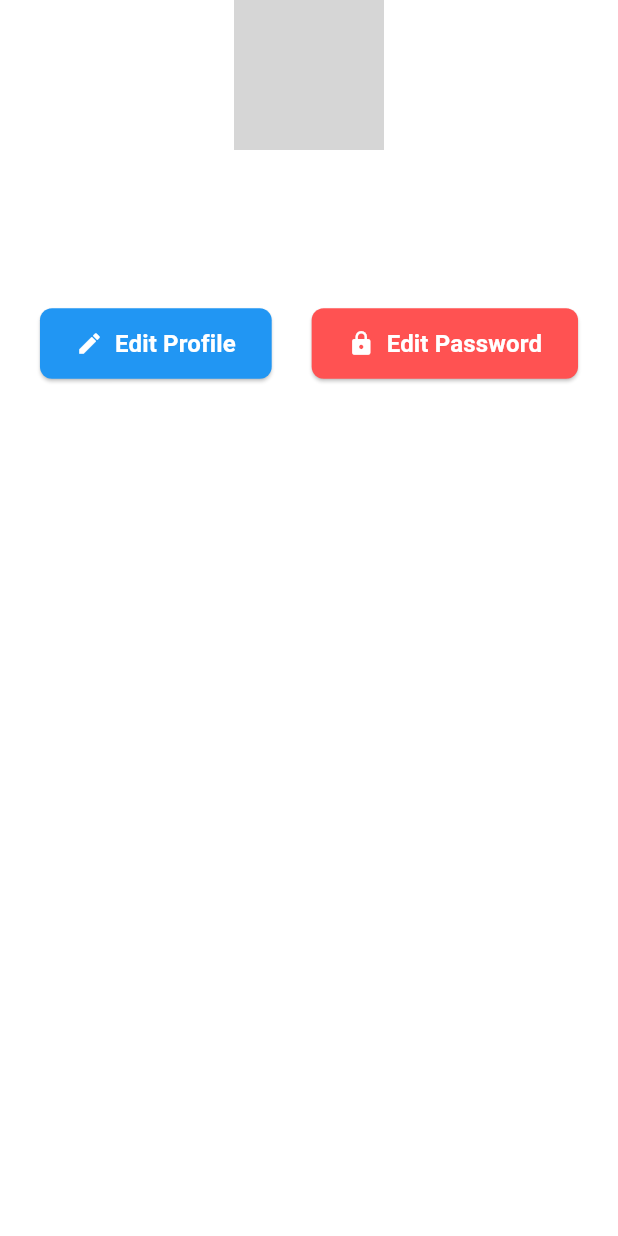
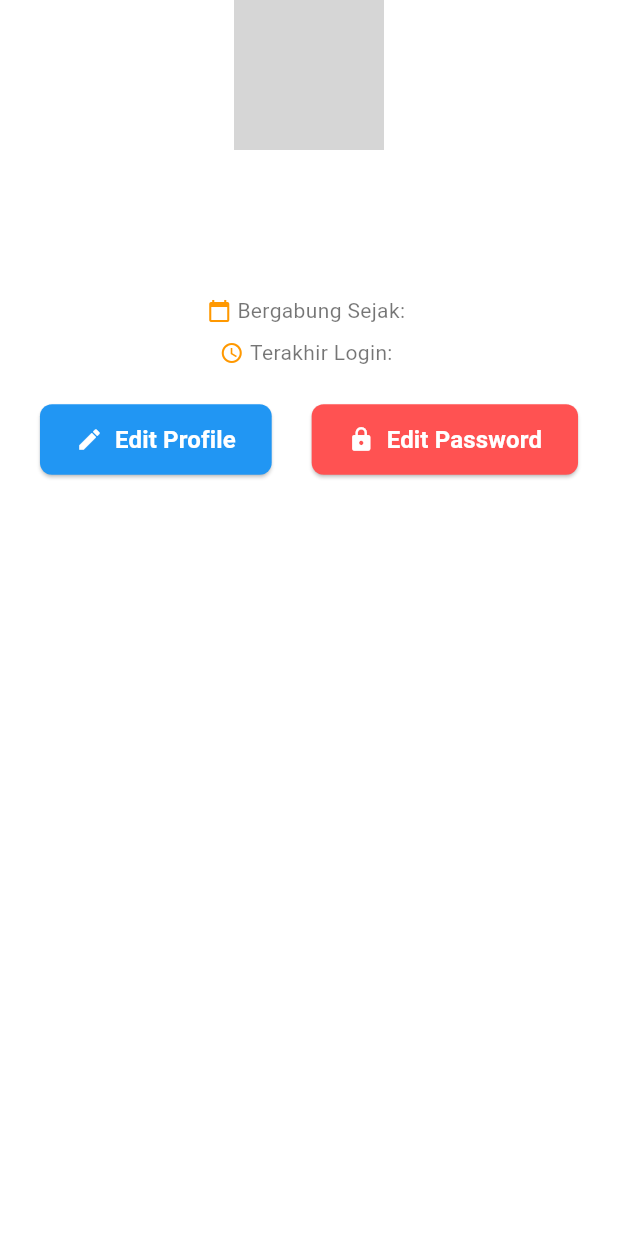
Before and after one commit to TechWorkProgrammer/YummyYogyaNew, a Flutter app: the ProfileHeader widget shown alone on an empty page, opened directly with empty values, on a phone screen of 412 x 824 dp. Run offline on Flutter 3.47's test engine with Material 3 defaults, Android fonts, the phone set to English and light mode, and no system bars; our stand-ins replace shared_preferences; missing offline and left inert: pbp_django_auth; accounts and stored records are empty; network calls fail; grey boxes are pictures that could not be loaded.

Commit message:
Update: Add Last login and Created date on profile

```diff
--- a/yummyogyamobile/lib/profilepage/components/profile_header.dart
+++ b/yummyogyamobile/lib/profilepage/components/profile_header.dart
@@ -38,6 +38,30 @@ class ProfileHeader extends StatelessWidget {
             color: Colors.black54,
           ),
           textAlign: TextAlign.center,
+        ),
+        const SizedBox(height: 16),
+        Row(
+          mainAxisAlignment: MainAxisAlignment.center,
+          children: [
+            const Icon(Icons.calendar_today, color: Colors.orange, size: 16),
+            const SizedBox(width: 4),
+            Text(
+              'Bergabung Sejak: ${profileData['date_joined'] ?? 'Tidak diketahui'}',
+              style: const TextStyle(fontSize: 14, color: Colors.black54),
+            ),
+          ],
+        ),
+        const SizedBox(height: 8),
+        Row(
+          mainAxisAlignment: MainAxisAlignment.center,
+          children: [
+            const Icon(Icons.access_time, color: Colors.orange, size: 16),
+            const SizedBox(width: 4),
+            Text(
+              'Terakhir Login: ${profileData['last_login'] ?? 'Tidak diketahui'}',
+              style: const TextStyle(fontSize: 14, color: Colors.black54),
+            ),
+          ],
         ),
         const SizedBox(height: 24),
         Row(
--- a/yummyogyamobile/lib/profilepage/screens/profile_screen.dart
+++ b/yummyogyamobile/lib/profilepage/screens/profile_screen.dart
@@ -83,7 +83,7 @@ class ProfileScreenState extends State<ProfileScreen> {
         title: Text(
           profileData.isNotEmpty
               ? 'Profile ${profileData['username']}'
-              : 'Gagal Mendapatkan Data Pengguna',
+              : 'Mencari data pengguna...',
           style: const TextStyle(
             color: Colors.white,
             fontWeight: FontWeight.bold,
--- a/yummyogyamobile/pubspec.yaml
+++ b/yummyogyamobile/pubspec.yaml
@@ -14,6 +14,7 @@ dependencies:
   http: ^1.2.2
   shared_preferences: ^2.3.4
   image_picker: ^1.1.2
+  intl: ^0.20.1
 
 dev_dependencies:
   flutter_test:
```
Also changed, not shown: yummyogyamobile/pubspec.lock.
